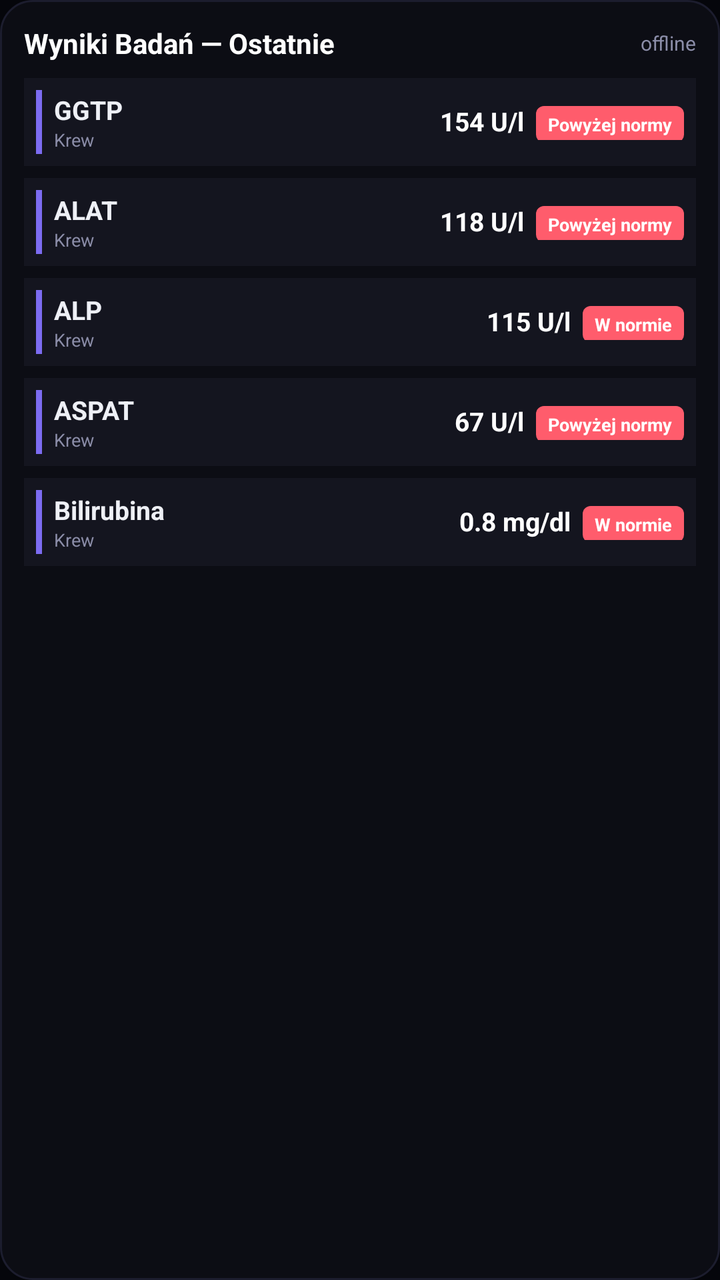
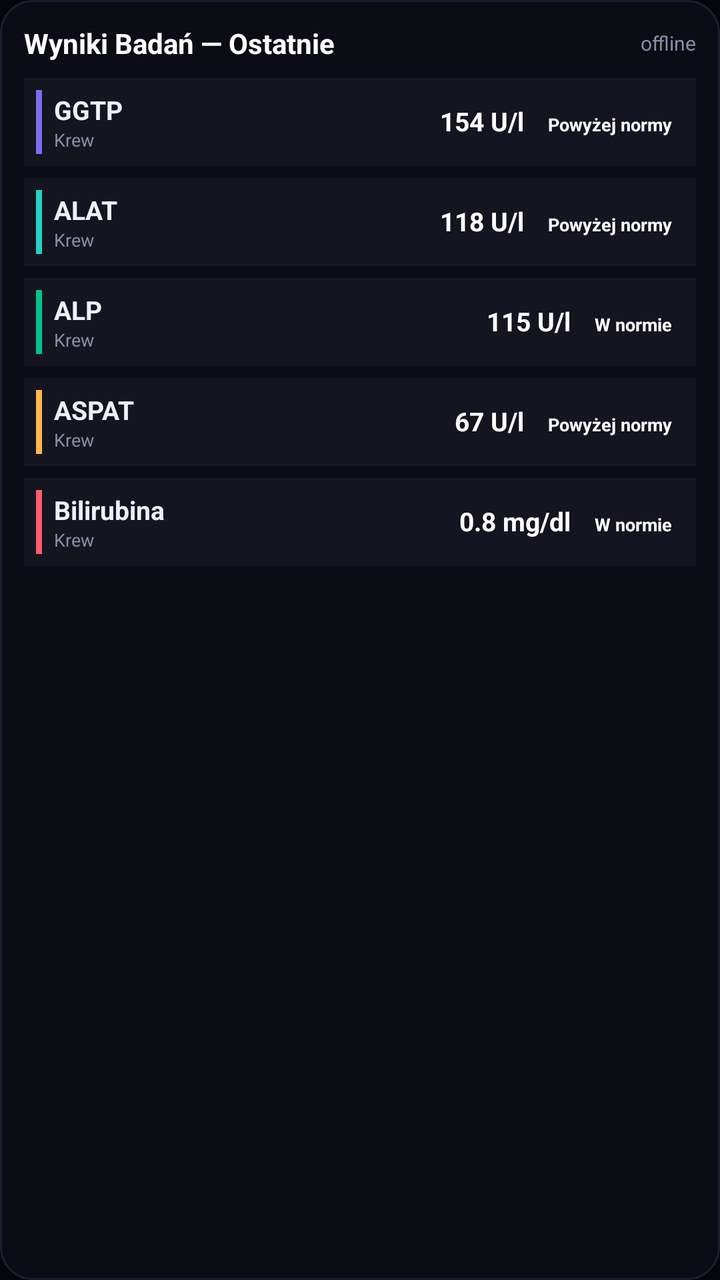

Before-and-after screenshots of an Android layout around one commit, followed by the original layout XML and the change that was made.
<!-- AndroidManifest.xml: application theme AppTheme -->
<!-- res/layout/compact_list_widget.xml -->
<?xml version="1.0" encoding="utf-8"?>
<LinearLayout xmlns:android="http://schemas.android.com/apk/res/android"
    android:layout_width="match_parent"
    android:layout_height="match_parent"
    android:orientation="vertical"
    android:background="@drawable/widget_background"
    android:padding="12dp">

    
    <RelativeLayout
        android:layout_width="match_parent"
        android:layout_height="wrap_content"
        android:layout_marginBottom="8dp">

        <TextView
            android:id="@+id/widget_title"
            android:layout_width="wrap_content"
            android:layout_height="wrap_content"
            android:text="Wyniki Badań — Ostatnie"
            android:textColor="#ffffff"
            android:textSize="14sp"
            android:textStyle="bold"
            android:layout_alignParentLeft="true"
            android:layout_centerVertical="true" />

        <TextView
            android:id="@+id/widget_subtitle"
            android:layout_width="wrap_content"
            android:layout_height="wrap_content"
            android:text="offline"
            android:textColor="#8b8da8"
            android:textSize="10sp"
            android:layout_alignParentRight="true"
            android:layout_centerVertical="true" />
    </RelativeLayout>

    
    <TextView
        android:id="@+id/empty_text"
        android:layout_width="match_parent"
        android:layout_height="match_parent"
        android:text="Brak zapisanych wskaźników"
        android:textColor="#8b8da8"
        android:textSize="13sp"
        android:gravity="center"
        android:visibility="gone" />

    
    <LinearLayout
        android:id="@+id/rows_container"
        android:layout_width="match_parent"
        android:layout_height="wrap_content"
        android:orientation="vertical">

        
        <RelativeLayout
            android:id="@+id/row1"
            android:layout_width="match_parent"
            android:layout_height="wrap_content"
            android:layout_marginBottom="6dp"
            android:background="#14151f"
            android:padding="6dp">
            
            <View
                android:id="@+id/row1_accent"
                android:layout_width="3dp"
                android:layout_height="32dp"
                android:background="#7c6cf0"
                android:layout_alignParentLeft="true"
                android:layout_centerVertical="true" />

            <LinearLayout
                android:layout_width="wrap_content"
                android:layout_height="wrap_content"
                android:orientation="vertical"
                android:layout_toRightOf="@id/row1_accent"
                android:layout_marginLeft="6dp"
                android:layout_centerVertical="true">
                
                <TextView
                    android:id="@+id/row1_name"
                    android:layout_width="wrap_content"
                    android:layout_height="wrap_content"
                    android:text="GGTP"
                    android:textColor="#eef0f6"
                    android:textSize="13sp"
                    android:textStyle="bold" />

                <TextView
                    android:id="@+id/row1_category"
                    android:layout_width="wrap_content"
                    android:layout_height="wrap_content"
                    android:text="Krew"
                    android:textColor="#8b8da8"
                    android:textSize="9sp" />
            </LinearLayout>

            <LinearLayout
                android:layout_width="wrap_content"
                android:layout_height="wrap_content"
                android:orientation="horizontal"
                android:layout_alignParentRight="true"
                android:layout_centerVertical="true">

                <TextView
                    android:id="@+id/row1_value"
                    android:layout_width="wrap_content"
                    android:layout_height="wrap_content"
                    android:text="154 U/l"
                    android:textColor="#ffffff"
                    android:textSize="13sp"
                    android:textStyle="bold"
                    android:layout_marginRight="6dp" />

                <TextView
                    android:id="@+id/row1_status"
                    android:layout_width="wrap_content"
                    android:layout_height="wrap_content"
                    android:text="Powyżej normy"
                    android:textColor="#ffffff"
                    android:textSize="9sp"
                    android:textStyle="bold"
                    android:background="@drawable/widget_status_badge"
                    android:paddingHorizontal="6dp"
                    android:paddingVertical="3dp" />
            </LinearLayout>
        </RelativeLayout>

        
        <RelativeLayout
            android:id="@+id/row2"
            android:layout_width="match_parent"
            android:layout_height="wrap_content"
            android:layout_marginBottom="6dp"
            android:background="#14151f"
            android:padding="6dp">
            
            <View
                android:id="@+id/row2_accent"
                android:layout_width="3dp"
                android:layout_height="32dp"
                android:background="#7c6cf0"
                android:layout_alignParentLeft="true"
                android:layout_centerVertical="true" />

            <LinearLayout
                android:layout_width="wrap_content"
                android:layout_height="wrap_content"
                android:orientation="vertical"
                android:layout_toRightOf="@id/row2_accent"
                android:layout_marginLeft="6dp"
                android:layout_centerVertical="true">
                
                <TextView
                    android:id="@+id/row2_name"
                    android:layout_width="wrap_content"
                    android:layout_height="wrap_content"
                    android:text="ALAT"
                    android:textColor="#eef0f6"
                    android:textSize="13sp"
                    android:textStyle="bold" />

                <TextView
                    android:id="@+id/row2_category"
                    android:layout_width="wrap_content"
                    android:layout_height="wrap_content"
                    android:text="Krew"
                    android:textColor="#8b8da8"
                    android:textSize="9sp" />
            </LinearLayout>

            <LinearLayout
                android:layout_width="wrap_content"
                android:layout_height="wrap_content"
                android:orientation="horizontal"
                android:layout_alignParentRight="true"
                android:layout_centerVertical="true">

                <TextView
                    android:id="@+id/row2_value"
                    android:layout_width="wrap_content"
                    android:layout_height="wrap_content"
                    android:text="118 U/l"
                    android:textColor="#ffffff"
                    android:textSize="13sp"
                    android:textStyle="bold"
                    android:layout_marginRight="6dp" />

                <TextView
                    android:id="@+id/row2_status"
                    android:layout_width="wrap_content"
                    android:layout_height="wrap_content"
                    android:text="Powyżej normy"
                    android:textColor="#ffffff"
                    android:textSize="9sp"
                    android:textStyle="bold"
                    android:background="@drawable/widget_status_badge"
                    android:paddingHorizontal="6dp"
                    android:paddingVertical="3dp" />
            </LinearLayout>
        </RelativeLayout>

        
        <RelativeLayout
            android:id="@+id/row3"
            android:layout_width="match_parent"
            android:layout_height="wrap_content"
            android:layout_marginBottom="6dp"
            android:background="#14151f"
            android:padding="6dp">
            
            <View
                android:id="@+id/row3_accent"
                android:layout_width="3dp"
                android:layout_height="32dp"
                android:background="#7c6cf0"
                android:layout_alignParentLeft="true"
                android:layout_centerVertical="true" />

            <LinearLayout
                android:layout_width="wrap_content"
                android:layout_height="wrap_content"
                android:orientation="vertical"
                android:layout_toRightOf="@id/row3_accent"
                android:layout_marginLeft="6dp"
                android:layout_centerVertical="true">
                
                <TextView
                    android:id="@+id/row3_name"
                    android:layout_width="wrap_content"
                    android:layout_height="wrap_content"
                    android:text="ALP"
                    android:textColor="#eef0f6"
                    android:textSize="13sp"
                    android:textStyle="bold" />

                <TextView
                    android:id="@+id/row3_category"
                    android:layout_width="wrap_content"
                    android:layout_height="wrap_content"
                    android:text="Krew"
                    android:textColor="#8b8da8"
                    android:textSize="9sp" />
            </LinearLayout>

            <LinearLayout
                android:layout_width="wrap_content"
                android:layout_height="wrap_content"
                android:orientation="horizontal"
                android:layout_alignParentRight="true"
                android:layout_centerVertical="true">

                <TextView
                    android:id="@+id/row3_value"
                    android:layout_width="wrap_content"
                    android:layout_height="wrap_content"
                    android:text="115 U/l"
                    android:textColor="#ffffff"
                    android:textSize="13sp"
                    android:textStyle="bold"
                    android:layout_marginRight="6dp" />

                <TextView
                    android:id="@+id/row3_status"
                    android:layout_width="wrap_content"
                    android:layout_height="wrap_content"
                    android:text="W normie"
                    android:textColor="#ffffff"
                    android:textSize="9sp"
                    android:textStyle="bold"
                    android:background="@drawable/widget_status_badge"
                    android:paddingHorizontal="6dp"
                    android:paddingVertical="3dp" />
            </LinearLayout>
        </RelativeLayout>

        
        <RelativeLayout
            android:id="@+id/row4"
            android:layout_width="match_parent"
            android:layout_height="wrap_content"
            android:layout_marginBottom="6dp"
            android:background="#14151f"
            android:padding="6dp">
            
            <View
                android:id="@+id/row4_accent"
                android:layout_width="3dp"
                android:layout_height="32dp"
                android:background="#7c6cf0"
                android:layout_alignParentLeft="true"
                android:layout_centerVertical="true" />

            <LinearLayout
                android:layout_width="wrap_content"
                android:layout_height="wrap_content"
                android:orientation="vertical"
                android:layout_toRightOf="@id/row4_accent"
                android:layout_marginLeft="6dp"
                android:layout_centerVertical="true">
                
                <TextView
                    android:id="@+id/row4_name"
                    android:layout_width="wrap_content"
                    android:layout_height="wrap_content"
                    android:text="ASPAT"
                    android:textColor="#eef0f6"
                    android:textSize="13sp"
                    android:textStyle="bold" />

                <TextView
                    android:id="@+id/row4_category"
                    android:layout_width="wrap_content"
                    android:layout_height="wrap_content"
                    android:text="Krew"
                    android:textColor="#8b8da8"
                    android:textSize="9sp" />
            </LinearLayout>

            <LinearLayout
                android:layout_width="wrap_content"
                android:layout_height="wrap_content"
                android:orientation="horizontal"
                android:layout_alignParentRight="true"
                android:layout_centerVertical="true">

                <TextView
                    android:id="@+id/row4_value"
                    android:layout_width="wrap_content"
                    android:layout_height="wrap_content"
                    android:text="67 U/l"
                    android:textColor="#ffffff"
                    android:textSize="13sp"
                    android:textStyle="bold"
                    android:layout_marginRight="6dp" />

                <TextView
                    android:id="@+id/row4_status"
                    android:layout_width="wrap_content"
                    android:layout_height="wrap_content"
                    android:text="Powyżej normy"
                    android:textColor="#ffffff"
                    android:textSize="9sp"
                    android:textStyle="bold"
                    android:background="@drawable/widget_status_badge"
                    android:paddingHorizontal="6dp"
                    android:paddingVertical="3dp" />
            </LinearLayout>
        </RelativeLayout>

        
        <RelativeLayout
            android:id="@+id/row5"
            android:layout_width="match_parent"
            android:layout_height="wrap_content"
            android:background="#14151f"
            android:padding="6dp">
            
            <View
                android:id="@+id/row5_accent"
                android:layout_width="3dp"
                android:layout_height="32dp"
                android:background="#7c6cf0"
                android:layout_alignParentLeft="true"
                android:layout_centerVertical="true" />

            <LinearLayout
                android:layout_width="wrap_content"
                android:layout_height="wrap_content"
                android:orientation="vertical"
                android:layout_toRightOf="@id/row5_accent"
                android:layout_marginLeft="6dp"
                android:layout_centerVertical="true">
                
                <TextView
                    android:id="@+id/row5_name"
                    android:layout_width="wrap_content"
                    android:layout_height="wrap_content"
                    android:text="Bilirubina"
                    android:textColor="#eef0f6"
                    android:textSize="13sp"
                    android:textStyle="bold" />

                <TextView
                    android:id="@+id/row5_category"
                    android:layout_width="wrap_content"
                    android:layout_height="wrap_content"
                    android:text="Krew"
                    android:textColor="#8b8da8"
                    android:textSize="9sp" />
            </LinearLayout>

            <LinearLayout
                android:layout_width="wrap_content"
                android:layout_height="wrap_content"
                android:orientation="horizontal"
                android:layout_alignParentRight="true"
                android:layout_centerVertical="true">

                <TextView
                    android:id="@+id/row5_value"
                    android:layout_width="wrap_content"
                    android:layout_height="wrap_content"
                    android:text="0.8 mg/dl"
                    android:textColor="#ffffff"
                    android:textSize="13sp"
                    android:textStyle="bold"
                    android:layout_marginRight="6dp" />

                <TextView
                    android:id="@+id/row5_status"
                    android:layout_width="wrap_content"
                    android:layout_height="wrap_content"
                    android:text="W normie"
                    android:textColor="#ffffff"
                    android:textSize="9sp"
                    android:textStyle="bold"
                    android:background="@drawable/widget_status_badge"
                    android:paddingHorizontal="6dp"
                    android:paddingVertical="3dp" />
            </LinearLayout>
        </RelativeLayout>

    </LinearLayout>
</LinearLayout>
<!-- resources referenced by this layout -->
<resources>
  <!-- drawable widget_background (drawable) -->
  <?xml version="1.0" encoding="utf-8"?>
  <shape xmlns:android="http://schemas.android.com/apk/res/android">
      <solid android:color="#0c0d14" />
      <corners android:radius="16dp" />
      <stroke android:width="1dp" android:color="#1c1d2e" />
  </shape>
  <!-- drawable widget_status_badge (drawable) -->
  <?xml version="1.0" encoding="utf-8"?>
  <shape xmlns:android="http://schemas.android.com/apk/res/android">
      <solid android:color="#ff5c6c" />
      <corners android:radius="4dp" />
  </shape>
  <style name="AppTheme" parent="Theme.AppCompat.DayNight.NoActionBar">
      <item name="android:editTextBackground">@drawable/rn_edit_text_material</item>
      <item name="colorPrimary">@color/colorPrimary</item>
      <item name="android:statusBarColor">@android:color/transparent</item>
      <item name="android:navigationBarColor">@android:color/transparent</item>
      <item name="android:windowBackground">@color/activityBackground</item>
    </style>
  <!-- drawable rn_edit_text_material (drawable) -->
  <?xml version="1.0" encoding="utf-8"?>
  <inset xmlns:android="http://schemas.android.com/apk/res/android"
         android:insetLeft="@dimen/abc_edit_text_inset_horizontal_material"
         android:insetRight="@dimen/abc_edit_text_inset_horizontal_material"
         android:insetTop="@dimen/abc_edit_text_inset_top_material"
         android:insetBottom="@dimen/abc_edit_text_inset_bottom_material"
         >
  
      <selector>
          
          <item android:state_enabled="false" android:drawable="@drawable/abc_textfield_default_mtrl_alpha"/>
          <item android:drawable="@drawable/abc_textfield_activated_mtrl_alpha"/>
      </selector>
  
  </inset>
  <color name="colorPrimary">#023c69</color>
  <color name="activityBackground">#05060b</color>
</resources>

<!-- the commit's change to res/layout/compact_list_widget.xml (unified diff, before → after) -->
@@ -21,6 +21,7 @@
             android:textSize="14sp"
             android:textStyle="bold"
             android:layout_alignParentLeft="true"
+            android:layout_alignParentStart="true"
             android:layout_centerVertical="true" />
 
         <TextView
@@ -31,6 +32,7 @@
             android:textColor="#8b8da8"
             android:textSize="10sp"
             android:layout_alignParentRight="true"
+            android:layout_alignParentEnd="true"
             android:layout_centerVertical="true" />
     </RelativeLayout>
 
@@ -67,6 +69,7 @@
                 android:layout_height="32dp"
                 android:background="#7c6cf0"
                 android:layout_alignParentLeft="true"
+                android:layout_alignParentStart="true"
                 android:layout_centerVertical="true" />
 
             <LinearLayout
@@ -74,7 +77,9 @@
                 android:layout_height="wrap_content"
                 android:orientation="vertical"
                 android:layout_toRightOf="@id/row1_accent"
+                android:layout_toEndOf="@id/row1_accent"
                 android:layout_marginLeft="6dp"
+                android:layout_marginStart="6dp"
                 android:layout_centerVertical="true">
                 
                 <TextView
@@ -100,6 +105,7 @@
                 android:layout_height="wrap_content"
                 android:orientation="horizontal"
                 android:layout_alignParentRight="true"
+                android:layout_alignParentEnd="true"
                 android:layout_centerVertical="true">
 
                 <TextView
@@ -110,7 +116,8 @@
                     android:textColor="#ffffff"
                     android:textSize="13sp"
                     android:textStyle="bold"
-                    android:layout_marginRight="6dp" />
+                    android:layout_marginRight="6dp"
+                    android:layout_marginEnd="6dp" />
 
                 <TextView
                     android:id="@+id/row1_status"
@@ -120,9 +127,10 @@
                     android:textColor="#ffffff"
                     android:textSize="9sp"
                     android:textStyle="bold"
-                    android:background="@drawable/widget_status_badge"
-                    android:paddingHorizontal="6dp"
-                    android:paddingVertical="3dp" />
+                    android:paddingLeft="6dp"
+                    android:paddingRight="6dp"
+                    android:paddingTop="3dp"
+                    android:paddingBottom="3dp" />
             </LinearLayout>
         </RelativeLayout>
 
@@ -139,8 +147,9 @@
                 android:id="@+id/row2_accent"
                 android:layout_width="3dp"
                 android:layout_height="32dp"
-                android:background="#7c6cf0"
+                android:background="#22d3c5"
                 android:layout_alignParentLeft="true"
+                android:layout_alignParentStart="true"
                 android:layout_centerVertical="true" />
 
             <LinearLayout
@@ -148,7 +157,9 @@
                 android:layout_height="wrap_content"
                 android:orientation="vertical"
                 android:layout_toRightOf="@id/row2_accent"
+                android:layout_toEndOf="@id/row2_accent"
                 android:layout_marginLeft="6dp"
+                android:layout_marginStart="6dp"
                 android:layout_centerVertical="true">
                 
                 <TextView
@@ -174,6 +185,7 @@
                 android:layout_height="wrap_content"
                 android:orientation="horizontal"
                 android:layout_alignParentRight="true"
+                android:layout_alignParentEnd="true"
                 android:layout_centerVertical="true">
 
                 <TextView
@@ -184,7 +196,8 @@
                     android:textColor="#ffffff"
                     android:textSize="13sp"
                     android:textStyle="bold"
-                    android:layout_marginRight="6dp" />
+                    android:layout_marginRight="6dp"
+                    android:layout_marginEnd="6dp" />
 
                 <TextView
                     android:id="@+id/row2_status"
@@ -194,9 +207,10 @@
                     android:textColor="#ffffff"
                     android:textSize="9sp"
                     android:textStyle="bold"
-                    android:background="@drawable/widget_status_badge"
-                    android:paddingHorizontal="6dp"
-                    android:paddingVertical="3dp" />
+                    android:paddingLeft="6dp"
+                    android:paddingRight="6dp"
+                    android:paddingTop="3dp"
+                    android:paddingBottom="3dp" />
             </LinearLayout>
         </RelativeLayout>
 
@@ -213,8 +227,9 @@
                 android:id="@+id/row3_accent"
                 android:layout_width="3dp"
                 android:layout_height="32dp"
-                android:background="#7c6cf0"
+                android:background="#00c48c"
                 android:layout_alignParentLeft="true"
+                android:layout_alignParentStart="true"
                 android:layout_centerVertical="true" />
 
             <LinearLayout
@@ -222,7 +237,9 @@
                 android:layout_height="wrap_content"
                 android:orientation="vertical"
                 android:layout_toRightOf="@id/row3_accent"
+                android:layout_toEndOf="@id/row3_accent"
                 android:layout_marginLeft="6dp"
+                android:layout_marginStart="6dp"
                 android:layout_centerVertical="true">
                 
                 <TextView
@@ -248,6 +265,7 @@
                 android:layout_height="wrap_content"
                 android:orientation="horizontal"
                 android:layout_alignParentRight="true"
+                android:layout_alignParentEnd="true"
                 android:layout_centerVertical="true">
 
                 <TextView
@@ -258,7 +276,8 @@
                     android:textColor="#ffffff"
                     android:textSize="13sp"
                     android:textStyle="bold"
-                    android:layout_marginRight="6dp" />
+                    android:layout_marginRight="6dp"
+                    android:layout_marginEnd="6dp" />
 
                 <TextView
                     android:id="@+id/row3_status"
@@ -268,9 +287,10 @@
                     android:textColor="#ffffff"
                     android:textSize="9sp"
                     android:textStyle="bold"
-                    android:background="@drawable/widget_status_badge"
-                    android:paddingHorizontal="6dp"
-                    android:paddingVertical="3dp" />
+                    android:paddingLeft="6dp"
+                    android:paddingRight="6dp"
+                    android:paddingTop="3dp"
+                    android:paddingBottom="3dp" />
             </LinearLayout>
         </RelativeLayout>
 
@@ -287,8 +307,9 @@
                 android:id="@+id/row4_accent"
                 android:layout_width="3dp"
                 android:layout_height="32dp"
-                android:background="#7c6cf0"
+                android:background="#ffb74d"
                 android:layout_alignParentLeft="true"
+                android:layout_alignParentStart="true"
                 android:layout_centerVertical="true" />
 
             <LinearLayout
@@ -296,7 +317,9 @@
                 android:layout_height="wrap_content"
                 android:orientation="vertical"
                 android:layout_toRightOf="@id/row4_accent"
+                android:layout_toEndOf="@id/row4_accent"
                 android:layout_marginLeft="6dp"
+                android:layout_marginStart="6dp"
                 android:layout_centerVertical="true">
                 
                 <TextView
@@ -322,6 +345,7 @@
                 android:layout_height="wrap_content"
                 android:orientation="horizontal"
                 android:layout_alignParentRight="true"
+                android:layout_alignParentEnd="true"
                 android:layout_centerVertical="true">
 
                 <TextView
@@ -332,7 +356,8 @@
                     android:textColor="#ffffff"
                     android:textSize="13sp"
                     android:textStyle="bold"
-                    android:layout_marginRight="6dp" />
+                    android:layout_marginRight="6dp"
+                    android:layout_marginEnd="6dp" />
 
                 <TextView
                     android:id="@+id/row4_status"
@@ -342,9 +367,10 @@
                     android:textColor="#ffffff"
                     android:textSize="9sp"
                     android:textStyle="bold"
-                    android:background="@drawable/widget_status_badge"
-                    android:paddingHorizontal="6dp"
-                    android:paddingVertical="3dp" />
+                    android:paddingLeft="6dp"
+                    android:paddingRight="6dp"
+                    android:paddingTop="3dp"
+                    android:paddingBottom="3dp" />
             </LinearLayout>
         </RelativeLayout>
 
@@ -360,8 +386,9 @@
                 android:id="@+id/row5_accent"
                 android:layout_width="3dp"
                 android:layout_height="32dp"
-                android:background="#7c6cf0"
+                android:background="#ff5c6c"
                 android:layout_alignParentLeft="true"
+                android:layout_alignParentStart="true"
                 android:layout_centerVertical="true" />
 
             <LinearLayout
@@ -369,7 +396,9 @@
                 android:layout_height="wrap_content"
                 android:orientation="vertical"
                 android:layout_toRightOf="@id/row5_accent"
+                android:layout_toEndOf="@id/row5_accent"
                 android:layout_marginLeft="6dp"
+                android:layout_marginStart="6dp"
                 android:layout_centerVertical="true">
                 
                 <TextView
@@ -395,6 +424,7 @@
                 android:layout_height="wrap_content"
                 android:orientation="horizontal"
                 android:layout_alignParentRight="true"
+                android:layout_alignParentEnd="true"
                 android:layout_centerVertical="true">
 
                 <TextView
@@ -405,7 +435,8 @@
                     android:textColor="#ffffff"
                     android:textSize="13sp"
                     android:textStyle="bold"
-                    android:layout_marginRight="6dp" />
+                    android:layout_marginRight="6dp"
+                    android:layout_marginEnd="6dp" />
 
                 <TextView
                     android:id="@+id/row5_status"
@@ -415,9 +446,10 @@
                     android:textColor="#ffffff"
                     android:textSize="9sp"
                     android:textStyle="bold"
-                    android:background="@drawable/widget_status_badge"
-                    android:paddingHorizontal="6dp"
-                    android:paddingVertical="3dp" />
+                    android:paddingLeft="6dp"
+                    android:paddingRight="6dp"
+                    android:paddingTop="3dp"
+                    android:paddingBottom="3dp" />
             </LinearLayout>
         </RelativeLayout>
 
<!-- resource entries referenced after the edit -->
@@ -6,12 +6,6 @@
       <solid android:color="#0c0d14" />
       <corners android:radius="16dp" />
       <stroke android:width="1dp" android:color="#1c1d2e" />
-  </shape>
-  <!-- drawable widget_status_badge (drawable) -->
-  <?xml version="1.0" encoding="utf-8"?>
-  <shape xmlns:android="http://schemas.android.com/apk/res/android">
-      <solid android:color="#ff5c6c" />
-      <corners android:radius="4dp" />
   </shape>
   <style name="AppTheme" parent="Theme.AppCompat.DayNight.NoActionBar">
       <item name="android:editTextBackground">@drawable/rn_edit_text_material</item>
